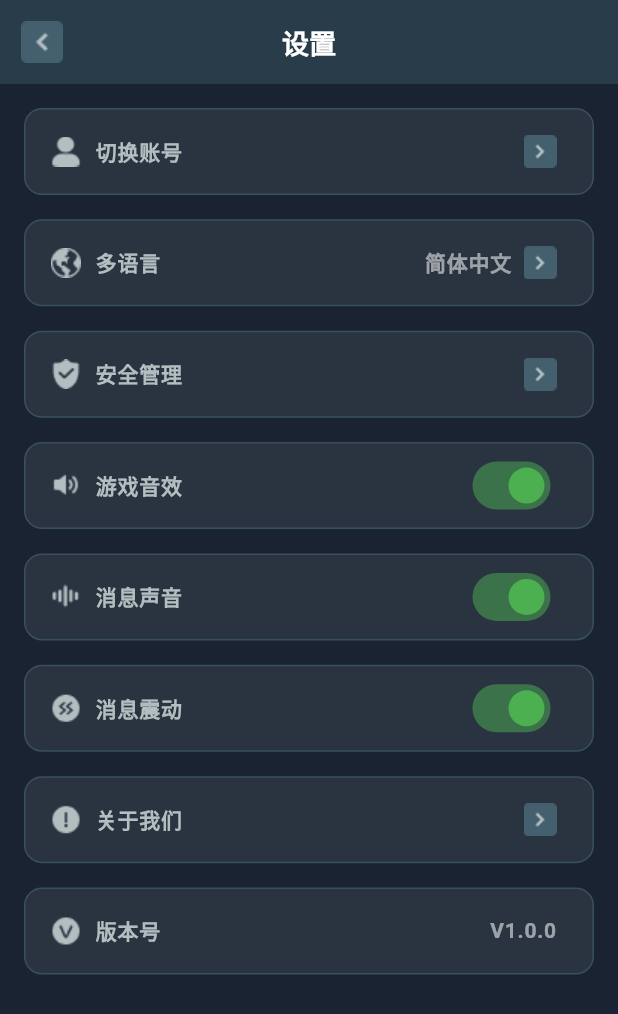
After one commit to wtfkmnl/roomcard-app, a Flutter app: the SettingPage screen opened by its route, on a phone screen of 412 x 824 dp. The commit adds this screen. Shown: the top 1014 px of the screen. Run offline on Flutter 3.47's test engine with Material 3 defaults, Android fonts, the phone set to English and light mode, and no system bars; our stand-ins replace cached_network_image, convert, decimal, device_info_plus, event_bus, flutter_cache_manager and 14 more; missing offline and left inert: flutter_inappwebview, gallery_saver_plus; accounts and stored records are empty; Roboto replaces fonts that are missing (regular).

Commit message:
设置页面

```diff
--- a/lib/pages/my/my_logic.dart
+++ b/lib/pages/my/my_logic.dart
@@ -43,6 +43,7 @@ class MyLogic extends BaseController<MyState> {
   /// 设置点击
   void onSettingsTap() {
     print('设置');
+    Get.toNamed(AppRouter.mineSetting.path);
   }
 
   /// 提现点击
--- /dev/null
+++ b/lib/pages/my/setting/setting_binding.dart
@@ -0,0 +1,10 @@
+import 'package:get/get.dart';
+import 'setting_logic.dart';
+
+class SettingBinding extends Bindings {
+  @override
+  void dependencies() {
+    /// 注册SettingLogic控制器
+    Get.lazyPut(() => SettingLogic());
+  }
+}
--- /dev/null
+++ b/lib/pages/my/setting/setting_logic.dart
@@ -0,0 +1,57 @@
+import 'package:roomcard/base/base_controller.dart';
+import 'setting_state.dart';
+
+class SettingLogic extends BaseController<SettingState> {
+  @override
+  SettingState initState() {
+    return SettingState();
+  }
+
+  /// 切换账号点击
+  void onSwitchAccountTap() {
+    print('切换账号');
+  }
+
+  /// 多语言点击
+  void onLanguageTap() {
+    print('多语言设置');
+    _showLanguageDialog();
+  }
+
+  /// 安全管理点击
+  void onSecurityTap() {
+    print('安全管理');
+  }
+
+  /// 游戏音效开关切换
+  void onGameSoundToggle(bool value) {
+    state.gameSound.value = value;
+    print('游戏音效: $value');
+  }
+
+  /// 消息声音开关切换
+  void onMessageSoundToggle(bool value) {
+    state.messageSound.value = value;
+    print('消息声音: $value');
+  }
+
+  /// 消息震动开关切换
+  void onMessageVibrationToggle(bool value) {
+    state.messageVibration.value = value;
+    print('消息震动: $value');
+  }
+
+  /// 关于我们点击
+  void onAboutUsTap() {
+    print('关于我们');
+  }
+
+  /// 版本号点击
+  void onVersionTap() {
+    print('版本号: ${state.version.value}');
+  }
+
+  /// 显示多语言选择对话框
+  void _showLanguageDialog() {
+  }
+}
--- /dev/null
+++ b/lib/pages/my/setting/setting_state.dart
@@ -0,0 +1,23 @@
+import 'package:roomcard/base/base_state.dart';
+import 'package:get/get.dart';
+
+class SettingState extends BaseState with StateAutoManager {
+  /// 多语言设置
+  final language = '简体中文'.obs;
+
+  /// 游戏音效开关
+  final gameSound = true.obs;
+
+  /// 消息声音开关
+  final messageSound = true.obs;
+
+  /// 消息震动开关
+  final messageVibration = true.obs;
+
+  /// 版本号
+  final version = 'V1.0.0'.obs;
+
+  SettingState() {
+    /// Initialize variables
+  }
+}
--- /dev/null
+++ b/lib/pages/my/setting/setting_view.dart
@@ -0,0 +1,242 @@
+import 'package:flutter/material.dart';
+import 'package:flutter_screenutil/flutter_screenutil.dart';
+import 'package:get/get.dart';
+import '../../../r.dart';
+import 'setting_logic.dart';
+
+class SettingPage extends StatelessWidget {
+  const SettingPage({super.key});
+
+  @override
+  Widget build(BuildContext context) {
+    final logic = Get.find<SettingLogic>();
+    final state = logic.state;
+
+    return Scaffold(
+      backgroundColor: const Color(0xFF1A2332),
+      appBar: AppBar(
+        title: const Text(
+          '设置',
+          style: TextStyle(
+            color: Colors.white,
+            fontSize: 18,
+            fontWeight: FontWeight.w600,
+          ),
+        ),
+        backgroundColor: Color(0xFF283D49),
+        elevation: 0,
+        centerTitle: true,
+        leading: IconButton(
+          icon: Image.asset(R.assetsIconArrowBack),
+          onPressed: () => Get.back(),
+        ),
+      ),
+      body: ListView(
+        padding: const EdgeInsets.all(16),
+        children: [
+          // 切换账号
+          _buildMenuItem(
+            icon: R.assetsIconSettingMenuAccount,
+            title: '切换账号',
+            onTap: logic.onSwitchAccountTap,
+            showArrow: true,
+          ),
+
+          16.verticalSpace,
+
+          // 多语言
+          Obx(
+            () => _buildMenuItemWithValue(
+              icon: R.assetsIconSettingMenuLanguage,
+              title: '多语言',
+              value: state.language.value,
+              onTap: logic.onLanguageTap,
+              showArrow: true,
+            ),
+          ),
+
+          16.verticalSpace,
+
+          // 安全管理
+          _buildMenuItem(
+            icon: R.assetsIconSettingMenuSafe,
+            title: '安全管理',
+            onTap: logic.onSecurityTap,
+            showArrow: true,
+          ),
+
+          16.verticalSpace,
+
+          // 游戏音效
+          Obx(
+            () => _buildSwitchItem(
+              icon: R.assetsIconSettingMenuGameVoice,
+              title: '游戏音效',
+              value: state.gameSound.value,
+              onChanged: logic.onGameSoundToggle,
+            ),
+          ),
+
+          16.verticalSpace,
+
+          // 消息声音
+          Obx(
+            () => _buildSwitchItem(
+              icon: R.assetsIconSettingMenuMessageVoice,
+              title: '消息声音',
+              value: state.messageSound.value,
+              onChanged: logic.onMessageSoundToggle,
+            ),
+          ),
+
+          16.verticalSpace,
+
+          // 消息震动
+          Obx(
+            () => _buildSwitchItem(
+              icon: R.assetsIconSettingMenuVibrate,
+              title: '消息震动',
+              value: state.messageVibration.value,
+              onChanged: logic.onMessageVibrationToggle,
+            ),
+          ),
+
+          16.verticalSpace,
+
+          // 关于我们
+          _buildMenuItem(
+            icon: R.assetsIconSettingMenuAbout,
+            title: '关于我们',
+            onTap: logic.onAboutUsTap,
+            showArrow: true,
+          ),
+          16.verticalSpace,
+          // 版本号
+          Obx(
+            () => _buildMenuItemWithValue(
+              icon: R.assetsIconSettingMenuVersion,
+              title: '版本号',
+              value: state.version.value,
+              onTap: logic.onVersionTap,
+              showArrow: false,
+            ),
+          ),
+        ],
+      ),
+    );
+  }
+
+  /// 构建普通菜单项
+  Widget _buildMenuItem({
+    required String icon,
+    required String title,
+    required VoidCallback onTap,
+    bool showArrow = false,
+  }) {
+    return Container(
+      decoration: BoxDecoration(
+        color: const Color(0xFF2A3441),
+        borderRadius: BorderRadius.circular(12),
+        border: Border.all(color: Color(0xFF37505E), width: 1),
+      ),
+      child: ListTile(
+        horizontalTitleGap: 6.w,
+        leading: Image.asset(icon, width: 20.w),
+        title: Text(
+          title,
+          style: const TextStyle(
+            color: Color(0xFFB3BEC1),
+            fontSize: 14,
+            fontWeight: FontWeight.bold,
+          ),
+        ),
+        trailing: showArrow
+            ? Image.asset(R.assetsIconArrowNext, width: 20.w)
+            : null,
+        onTap: onTap,
+      ),
+    );
+  }
+
+  /// 构建带值的菜单项
+  Widget _buildMenuItemWithValue({
+    required String icon,
+    required String title,
+    required String value,
+    required VoidCallback onTap,
+    bool showArrow = false,
+  }) {
+    return Container(
+      decoration: BoxDecoration(
+        color: const Color(0xFF2A3441),
+        borderRadius: BorderRadius.circular(12),
+        border: Border.all(color: Color(0xFF37505E), width: 1),
+      ),
+      child: ListTile(
+        horizontalTitleGap: 6.w,
+        leading: Image.asset(icon, width: 20.w),
+        title: Text(
+          title,
+          style: const TextStyle(
+            color: Color(0xFFB3BEC1),
+            fontSize: 14,
+            fontWeight: FontWeight.bold,
+          ),
+        ),
+        trailing: Row(
+          mainAxisSize: MainAxisSize.min,
+          children: [
+            Text(
+              value,
+              style: const TextStyle(
+                color: Colors.white54,
+                fontSize: 14,
+                fontWeight: FontWeight.bold,
+              ),
+            ),
+            if (showArrow) ...[
+              const SizedBox(width: 8),
+              Image.asset(R.assetsIconArrowNext, width: 20.w),
+            ],
+          ],
+        ),
+        onTap: onTap,
+      ),
+    );
+  }
+
+  /// 构建开关项
+  Widget _buildSwitchItem({
+    required String icon,
+    required String title,
+    required bool value,
+    required ValueChanged<bool> onChanged,
+  }) {
+    return Container(
+      decoration: BoxDecoration(
+        color: const Color(0xFF2A3441),
+        borderRadius: BorderRadius.circular(12),
+        border: Border.all(color: Color(0xFF37505E), width: 1),
+      ),
+      child: ListTile(
+        horizontalTitleGap: 6.w,
+        leading: Image.asset(icon, width: 20.w),
+        title: Text(
+          title,
+          style: const TextStyle(
+            color: Color(0xFFB3BEC1),
+            fontSize: 14,
+            fontWeight: FontWeight.bold,
+          ),
+        ),
+        trailing: Switch(
+          value: value,
+          onChanged: onChanged,
+          activeColor: const Color(0xFF4CAF50),
+          inactiveThumbColor: Colors.white54,
+          inactiveTrackColor: Colors.white24,
+        ),
+      ),
+    );
+  }
+}
--- a/lib/r.dart
+++ b/lib/r.dart
@@ -13,4 +13,12 @@ class R {
   static const String assetsIconMineMenuBusiness = 'assets/images/iconMineMenuBusiness.png';
   static const String assetsIconMineMenuSetting = 'assets/images/iconMineMenuSetting.png';
   static const String assetsIconMineTopBg = 'assets/images/iconMineTopBg.png';
+  static const String assetsIconSettingMenuVersion = 'assets/images/iconSettingMenuVersion.png';
+  static const String assetsIconSettingMenuAbout = 'assets/images/iconSettingMenuAbout.png';
+  static const String assetsIconSettingMenuVibrate = 'assets/images/iconSettingMenuVibrate.png';
+  static const String assetsIconSettingMenuMessageVoice = 'assets/images/iconSettingMenuMessageVoice.png';
+  static const String assetsIconSettingMenuGameVoice = 'assets/images/iconSettingMenuGameVoice.png';
+  static const String assetsIconSettingMenuSafe = 'assets/images/iconSettingMenuSafe.png';
+  static const String assetsIconSettingMenuLanguage = 'assets/images/iconSettingMenuLanguage.png';
+  static const String assetsIconSettingMenuAccount = 'assets/images/iconSettingMenuAccount.png';
 }
--- a/lib/routes/app_pages.dart
+++ b/lib/routes/app_pages.dart
@@ -1,6 +1,8 @@
 import 'package:roomcard/pages/main/main_binding.dart';
 import 'package:roomcard/pages/main/main_view.dart';
 import 'package:roomcard/pages/my/business/business_view.dart';
+import 'package:roomcard/pages/my/setting/setting_binding.dart';
+import 'package:roomcard/pages/my/setting/setting_view.dart';
 import 'package:roomcard/pages/unknown/unknown_binding.dart';
 import 'package:roomcard/pages/unknown/unknown_view.dart';
 import 'package:get/get.dart';
@@ -26,6 +28,11 @@ class AppPages {
       name: AppRouter.mineBusiness.path,
       page: () => const BusinessPage(),
     ),
+    GetPage(
+      name: AppRouter.mineSetting.path,
+      page: () => const SettingPage(),
+      binding: SettingBinding(),
+    ),
   ];
 
   ///未知页面
--- a/lib/routes/app_router.dart
+++ b/lib/routes/app_router.dart
@@ -11,7 +11,9 @@ enum AppRouter<T> {
   ///欢迎页面
   welcome('/welcome'),
   ///商务合作
-  mineBusiness('/mine_business');
+  mineBusiness('/mine_business'),
+  ///设置
+  mineSetting('/mine_setting');
  ///路由路劲
   final String path;
 
```
Also changed, not shown: assets/images/iconSettingMenuAbout.png (added), assets/images/iconSettingMenuAccount.png (added), assets/images/iconSettingMenuGameVoice.png (added), assets/images/iconSettingMenuLanguage.png (added), assets/images/iconSettingMenuMessageVoice.png (added), assets/images/iconSettingMenuSafe.png (added), assets/images/iconSettingMenuVersion.png (added), assets/images/iconSettingMenuVibrate.png (added).
